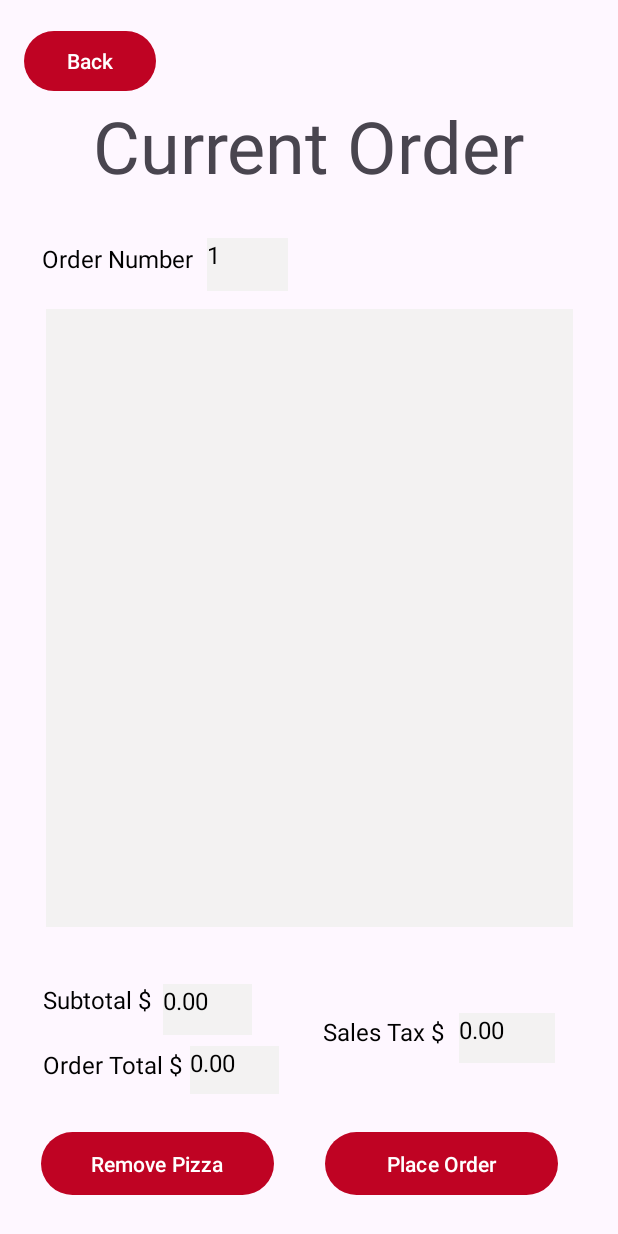
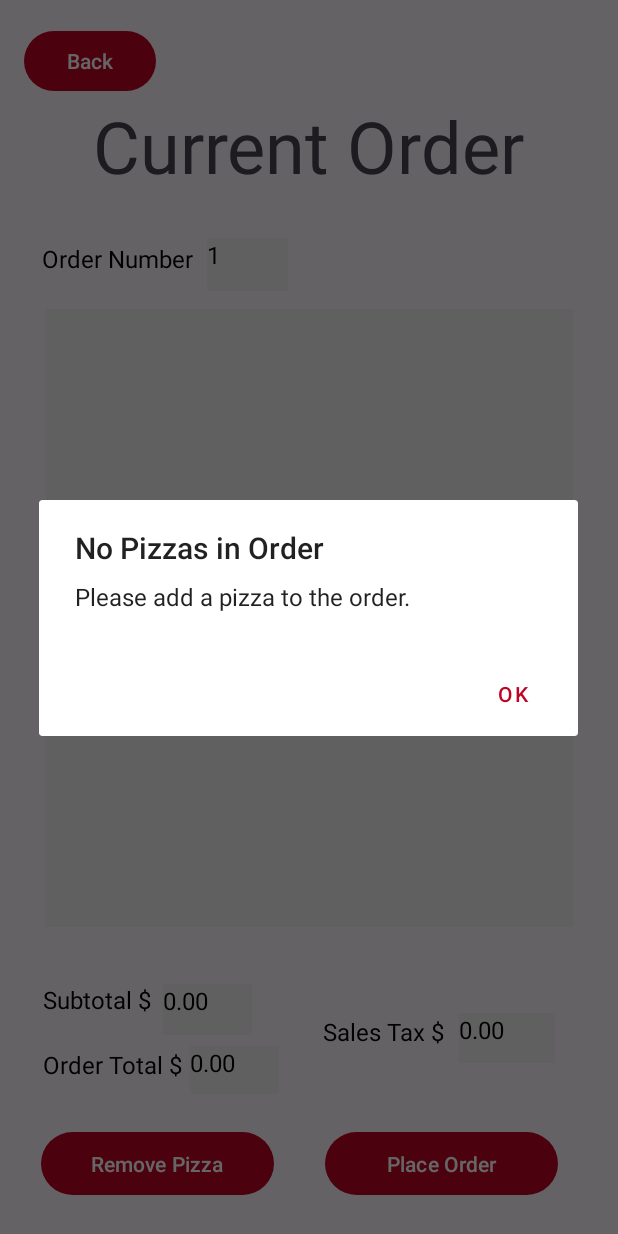
Before and after one commit to aecone/Pizza-Maker, an Android app: the CurrentOrder screen opened directly, with no data from a screen before it, after a tap on "Place Order", on a phone screen of 412 x 824 dp. Run offline under Robolectric (Android 15) with nearby library versions, the phone set to English and light mode, and no system bars.

Commit message:
highlight item

```diff
--- a/app/src/main/java/com/pizza/RUPizza/CurrentOrder.java
+++ b/app/src/main/java/com/pizza/RUPizza/CurrentOrder.java
@@ -2,6 +2,8 @@ package com.pizza.RUPizza;
 
 import androidx.appcompat.app.AppCompatActivity;
 
+import android.app.AlertDialog;
+import android.content.DialogInterface;
 import android.content.Intent;
 import android.os.Bundle;
 import android.view.View;
@@ -58,12 +60,27 @@ public class CurrentOrder extends AppCompatActivity {
         orderTotal.setText(decimal.format(getTotal()+getTotal()*0.06625));
     }
 
+    private void showAlert(String title, String message) {
+        AlertDialog.Builder builder = new AlertDialog.Builder(this);
+        builder.setTitle(title)
+                .setMessage(message)
+                .setPositiveButton("OK", new DialogInterface.OnClickListener() {
+                    public void onClick(DialogInterface dialog, int which) {
+                        // Dismiss the dialog
+                    }
+                })
+                .show();
+    }
     public void handleRemove(View view){
         if(listPosition!=-1) {
             singleton.getOrder().getAll().remove(listPosition);
             ((ArrayAdapter<Pizza>) list.getAdapter()).notifyDataSetChanged();
             listPosition=-1;
             updatePrice();
+            Toast.makeText(this, "Pizza Removed!", Toast.LENGTH_SHORT).show();
+        }
+        else{
+            showAlert("No Pizza Selected", "Please select a pizza.");
         }
     }
 
@@ -74,6 +91,10 @@ public class CurrentOrder extends AppCompatActivity {
             list.setAdapter(adapter);
             updatePrice();
             orderNumber.setText(singleton.getOrder().getOrderNumber() + "");
+            Toast.makeText(this, "Order Placed!", Toast.LENGTH_SHORT).show();
+        }
+        else{
+            showAlert("No Pizzas in Order", "Please add a pizza to the order.");
         }
     }
 
--- a/app/src/main/java/com/pizza/RUPizza/StoreOrder.java
+++ b/app/src/main/java/com/pizza/RUPizza/StoreOrder.java
@@ -87,6 +87,7 @@ public class StoreOrder extends AppCompatActivity{
     public void handleCancelOrder(View view){
         if(!singleton.getStore().getAllOrders().isEmpty()){
             singleton.getStore().getAllOrders().remove(spinnerPosition);
+            Toast.makeText(this, "Order Cancelled!", Toast.LENGTH_SHORT).show();
         }
         if(singleton.getStore().getAllOrders().isEmpty()){
             ArrayList<String> emptyList = new ArrayList<>();
--- a/app/src/main/res/layout/activity_specialty.xml
+++ b/app/src/main/res/layout/activity_specialty.xml
@@ -94,9 +94,9 @@
         android:layout_height="wrap_content"
         android:layout_marginEnd="208dp"
         android:background="@color/background"
-        android:contentDescription="@string/price"
+        android:contentDescription="@string/zero_deci"
 
-        android:text="@string/price"
+        android:text="@string/zero_deci"
         android:textSize="20sp"
         app:layout_constraintBottom_toBottomOf="parent"
         app:layout_constraintEnd_toEndOf="parent"
--- a/app/src/main/res/values/strings.xml
+++ b/app/src/main/res/values/strings.xml
@@ -13,7 +13,6 @@
     <string name="extra_cheese">Extra Cheese</string>
     <string name="extra_sauce">Extra Sauce</string>
     <string name="price_label">Price $</string>
-    <string name="price">Price</string>
     <string name="specialty_pizzas">Specialty Pizzas</string>
     <string name="current_order">Current Order</string>
     <string name="order_number">Order Number</string>
```
Also changed, not shown: app/src/main/java/com/pizza/RUPizza/Specialty.java (+19 -0 lines).
